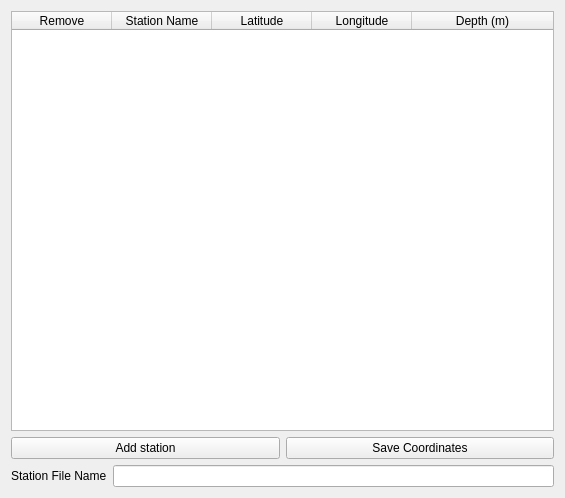
First picture: the form in isp/resources/designer_uis/StationsCoordinates.ui, repository ProjectISP/ISP, before the edit.
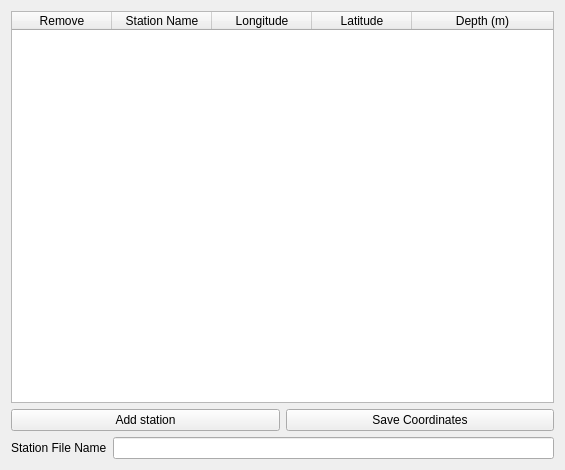
Second picture: the form after the edit.

```diff
--- a/isp/resources/designer_uis/StationsCoordinates.ui
+++ b/isp/resources/designer_uis/StationsCoordinates.ui
@@ -7,7 +7,7 @@
     <x>0</x>
     <y>0</y>
     <width>565</width>
-    <height>498</height>
+    <height>470</height>
    </rect>
   </property>
   <property name="windowTitle">
@@ -29,16 +29,16 @@
        <string>Station Name</string>
       </property>
      </column>
-     <column>
-      <property name="text">
-       <string>Latitude</string>
-      </property>
-     </column>
      <column>
       <property name="text">
        <string>Longitude</string>
       </property>
      </column>
+     <column>
+      <property name="text">
+       <string>Latitude</string>
+      </property>
+     </column>
      <column>
       <property name="text">
        <string>Depth (m)</string>
```
